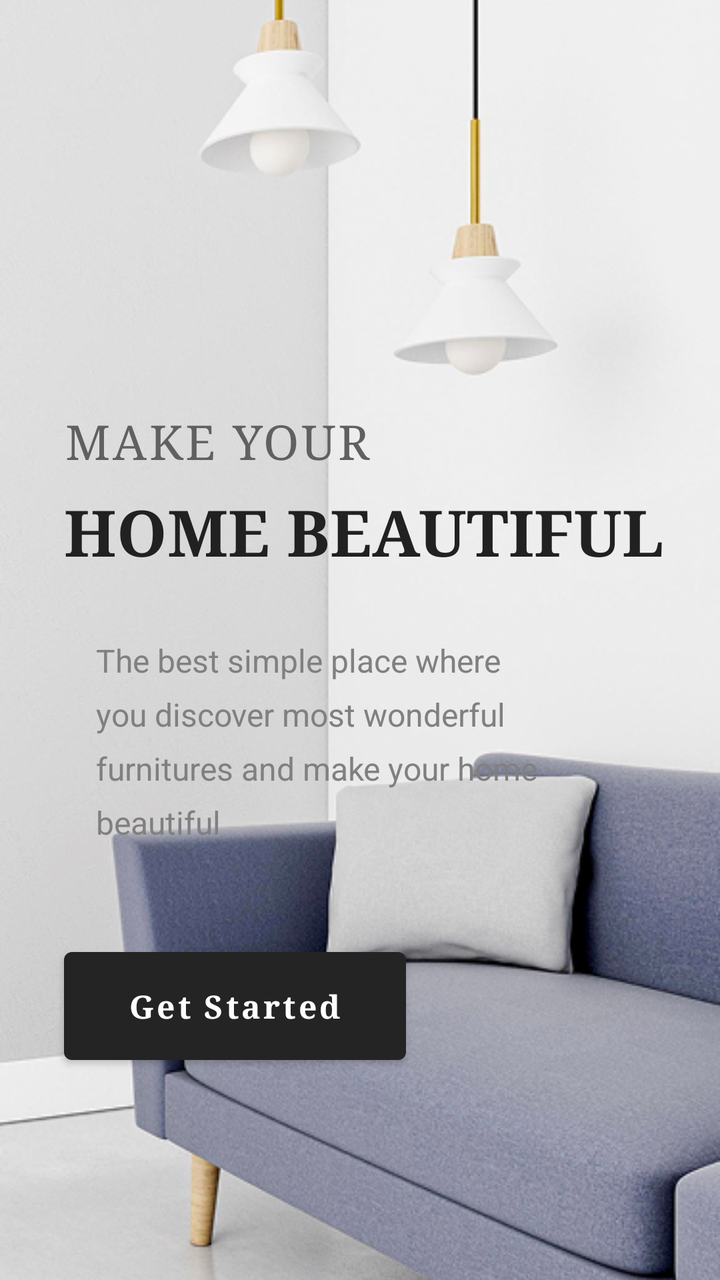
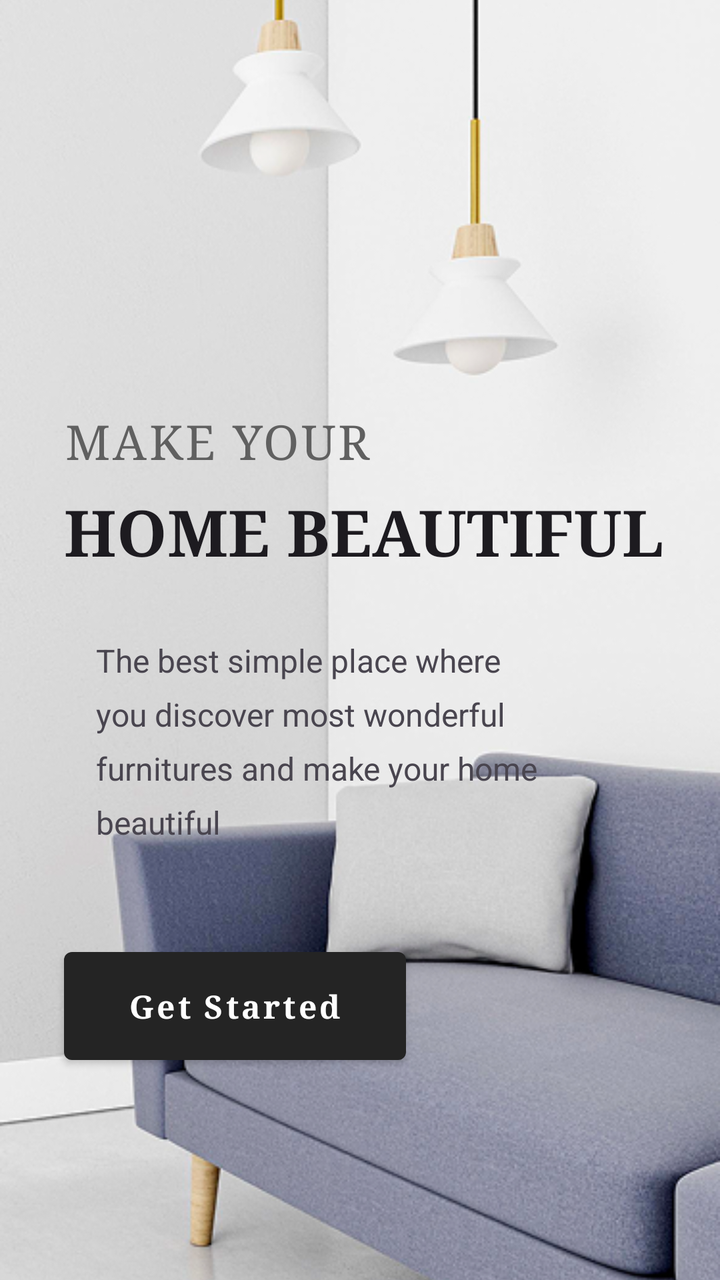

Screens rendered from an Android XML layout before and after an edit, with the pre-edit source and the edit as a unified diff.
<!-- AndroidManifest.xml: application theme Theme.Furniture -->
<!-- res/layout/activity_boarding.xml -->
<?xml version="1.0" encoding="utf-8"?>
<androidx.constraintlayout.widget.ConstraintLayout xmlns:android="http://schemas.android.com/apk/res/android"
    xmlns:app="http://schemas.android.com/apk/res-auto"
    xmlns:tools="http://schemas.android.com/tools"
    android:layout_width="match_parent"
    android:layout_height="match_parent"
    tools:context=".ui.BoardingActivity">

    <ImageView
        android:id="@+id/iv_background"
        android:layout_width="0dp"
        android:layout_height="0dp"
        android:scaleType="centerCrop"
        android:src="@drawable/bg_boarding"
        app:layout_constraintBottom_toBottomOf="parent"
        app:layout_constraintEnd_toEndOf="parent"
        app:layout_constraintStart_toStartOf="parent"
        app:layout_constraintTop_toTopOf="parent" />

    <androidx.constraintlayout.widget.Guideline
        android:id="@+id/guideline_top"
        android:layout_width="wrap_content"
        android:layout_height="wrap_content"
        android:orientation="horizontal"
        app:layout_constraintGuide_percent="0.32" />

    <TextView
        android:id="@+id/tv_title_make"
        android:layout_width="wrap_content"
        android:layout_height="wrap_content"
        android:layout_marginStart="32dp"
        android:fontFamily="serif"
        android:letterSpacing="0.05"
        android:text="MAKE YOUR"
        android:textColor="#606060"
        android:textSize="24sp"
        app:layout_constraintStart_toStartOf="parent"
        app:layout_constraintTop_toBottomOf="@id/guideline_top" />

    <TextView
        android:id="@+id/tv_title_home"
        android:layout_width="wrap_content"
        android:layout_height="wrap_content"
        android:layout_marginStart="32dp"
        android:layout_marginTop="8dp"
        android:fontFamily="serif"
        android:text="HOME BEAUTIFUL"
        android:textColor="#212121"
        android:textSize="32sp"
        android:textStyle="bold"
        app:layout_constraintStart_toStartOf="parent"
        app:layout_constraintTop_toBottomOf="@id/tv_title_make" />

    <TextView
        android:id="@+id/tv_description"
        android:layout_width="0dp"
        android:layout_height="wrap_content"
        android:layout_marginStart="48dp"
        android:layout_marginTop="32dp"
        android:layout_marginEnd="64dp"
        android:lineSpacingExtra="8dp"
        android:text="The best simple place where you discover most wonderful furnitures and make your home beautiful"
        android:textColor="#808080"
        android:textSize="16sp"
        app:layout_constraintEnd_toEndOf="parent"
        app:layout_constraintStart_toStartOf="parent"
        app:layout_constraintTop_toBottomOf="@id/tv_title_home" />

    <com.google.android.material.button.MaterialButton
        android:id="@+id/btn_get_started"
        android:layout_width="wrap_content"
        android:layout_height="wrap_content"
        android:layout_marginStart="32dp"
        android:layout_marginTop="48dp"
        android:paddingStart="32dp"
        android:paddingTop="16dp"
        android:paddingEnd="32dp"
        android:paddingBottom="16dp"
        android:text="Get Started"
        android:textAllCaps="false"
        android:textColor="@color/white"
        android:textSize="16sp"
        android:fontFamily="serif"
        android:textStyle="bold"
        app:backgroundTint="#242424"
        app:cornerRadius="4dp"
        app:elevation="0dp"
        style="@style/Widget.MaterialComponents.Button"
        app:layout_constraintStart_toStartOf="parent"
        app:layout_constraintTop_toBottomOf="@id/tv_description" />

</androidx.constraintlayout.widget.ConstraintLayout>
<!-- resources referenced by this layout -->
<resources>
  <color name="white">#FFFFFFFF</color>
  <!-- drawable bg_boarding: png bitmap (drawable, 279172 bytes) -->
  <style name="Theme.Furniture" parent="Base.Theme.Furniture" />
  <style name="Base.Theme.Furniture" parent="Theme.Material3.DayNight.NoActionBar">
          
          
      </style>
</resources>

<!-- the commit's change to res/layout/activity_boarding.xml (unified diff, before → after) -->
@@ -45,7 +45,7 @@
         android:layout_marginTop="8dp"
         android:fontFamily="serif"
         android:text="HOME BEAUTIFUL"
-        android:textColor="#212121"
+        android:textColor="?android:attr/textColorPrimary"
         android:textSize="32sp"
         android:textStyle="bold"
         app:layout_constraintStart_toStartOf="parent"
@@ -60,7 +60,7 @@
         android:layout_marginEnd="64dp"
         android:lineSpacingExtra="8dp"
         android:text="The best simple place where you discover most wonderful furnitures and make your home beautiful"
-        android:textColor="#808080"
+        android:textColor="?android:attr/textColorSecondary"
         android:textSize="16sp"
         app:layout_constraintEnd_toEndOf="parent"
         app:layout_constraintStart_toStartOf="parent"
